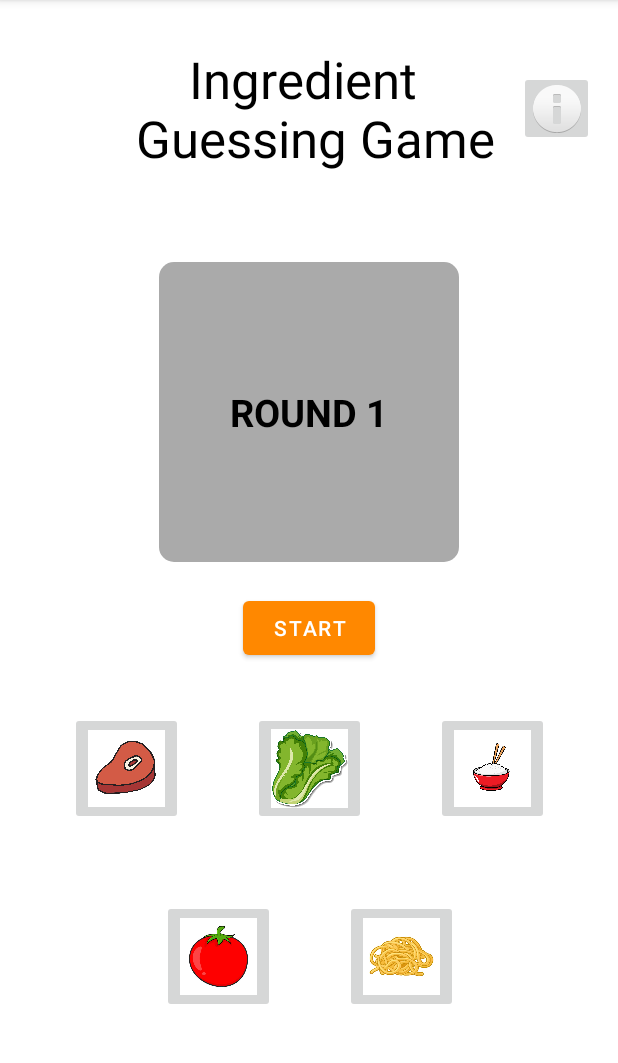
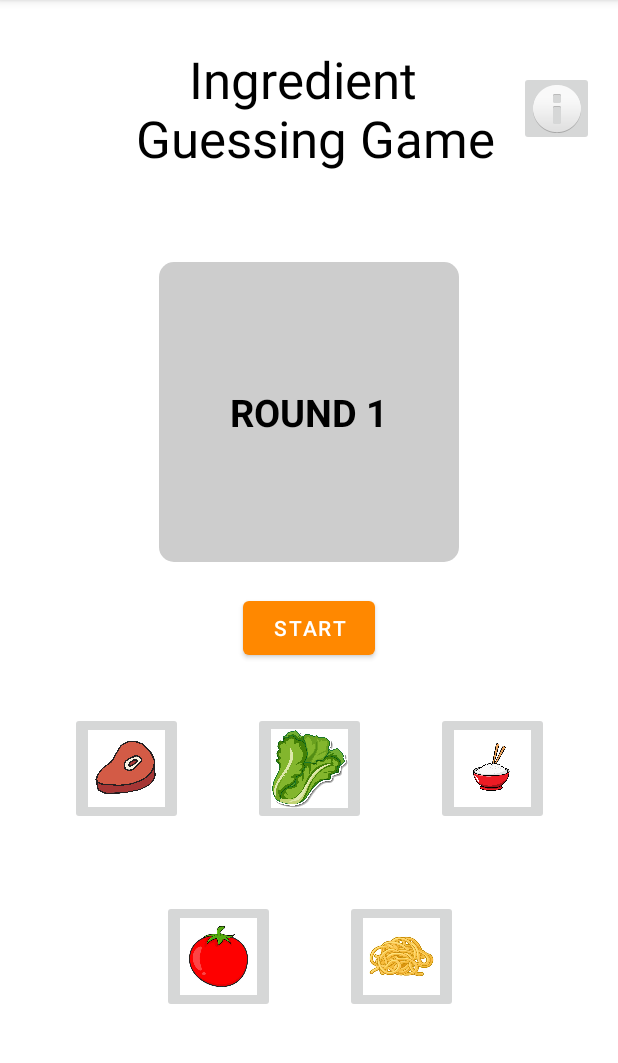
Before and after one commit to LiamHeynderickx/AndroidRecipeApplication, an Android app: the memoryGame screen opened directly, with no data from a screen before it, on a phone screen of 412 x 824 dp, the part 84-1147 px from its top. Run offline under Robolectric (Android 15) with nearby library versions, the phone set to English and light mode, and no system bars; network calls fail.

Commit message:
button Star done

```diff
--- a/app/src/main/res/drawable/button_background.xml
+++ b/app/src/main/res/drawable/button_background.xml
@@ -1,6 +1,6 @@
 <?xml version="1.0" encoding="utf-8"?>
 
     <shape xmlns:android="http://schemas.android.com/apk/res/android">
-        <solid android:color="@android:color/darker_gray" />
+        <solid android:color="#CDCDCD" />
         <corners android:radius="10dp" />
     </shape>
```
